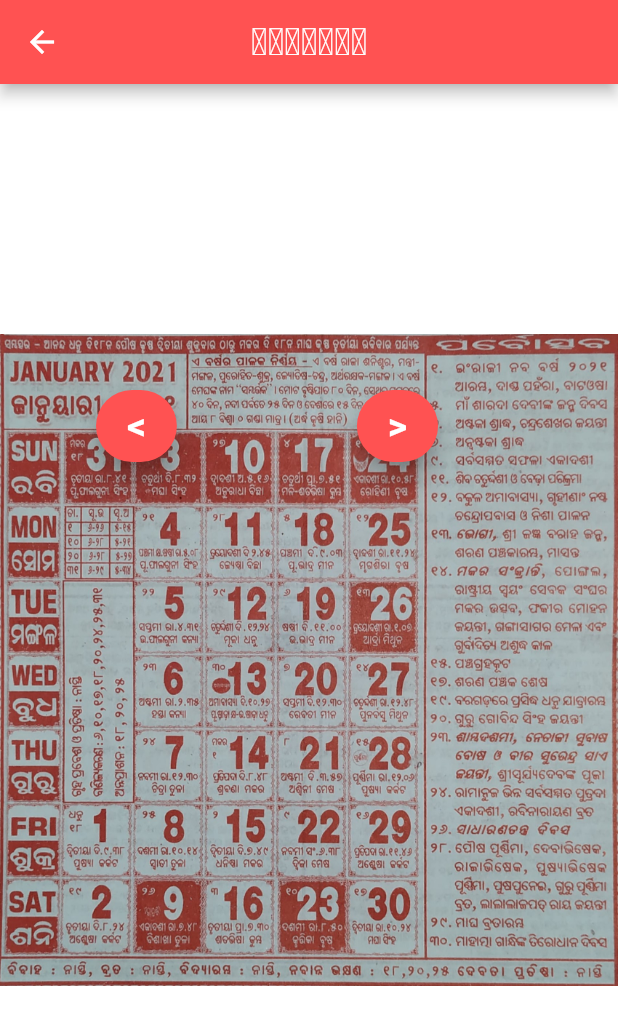
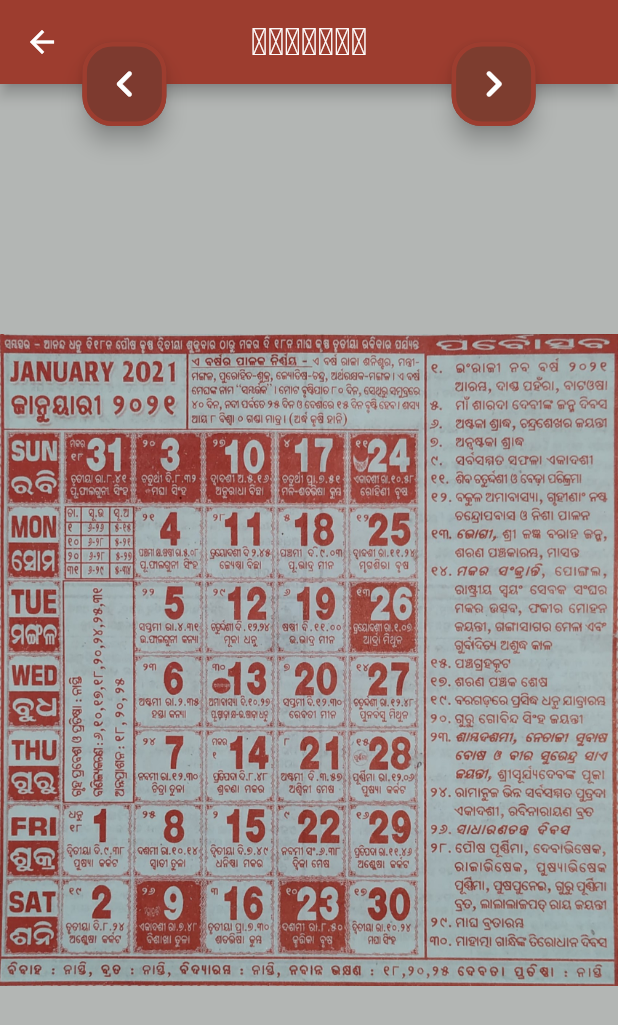
Before and after one commit to sapnaslab2/photo_calendar, a Flutter app: the screen it shows after launch, after a tap on "ଜାନୁଆରୀ", on a phone screen of 412 x 824 dp. Shown: the top 1025 px of the screen. Run offline on Flutter 3.47's test engine with Material 2 defaults, Android fonts, the light colour scheme and no system bars; drawn by our look-alikes of photo_view; missing offline and left inert: firebase_admob; accounts and stored records are empty.

Commit message:
added more features

```diff
--- a/lib/choose_month_new.dart
+++ b/lib/choose_month_new.dart
@@ -54,9 +54,11 @@ class _ChooseMonthNewState extends State<ChooseMonthNew> {
             style: TextStyle(fontSize: 27, fontWeight: FontWeight.bold),
           ),
           centerTitle: true,
-          backgroundColor: Colors.redAccent,
+          backgroundColor: Color(0xff9D3D2F),
         ),
-        body: ListView(
+        body: Container(
+          color: Colors.white,
+          child: ListView(
             scrollDirection: Axis.vertical,
             children: [
               MonthButton(0),
@@ -73,6 +75,7 @@ class _ChooseMonthNewState extends State<ChooseMonthNew> {
               MonthButton(11),
               Ads(),
             ],
+          ),
         ));
   }
 }
--- a/lib/months/MonthImg.dart
+++ b/lib/months/MonthImg.dart
@@ -23,7 +23,7 @@ class _MonthImgState extends State<MonthImg> {
   Widget build(BuildContext context) {
     return Scaffold(
       appBar: AppBar(
-        backgroundColor: Colors.redAccent,
+        backgroundColor: Color(0xff9D3D2F),
         title: Text(
           '$_monthName',
           style: TextStyle(fontSize: 25),
@@ -33,7 +33,7 @@ class _MonthImgState extends State<MonthImg> {
       body: Container(
         child: PhotoView(
           backgroundDecoration: BoxDecoration(
-            color: Colors.white,
+            color: Color(0xffB3B6B4),
           ),
           maxScale: PhotoViewComputedScale.contained * 4.0,
           minScale: PhotoViewComputedScale.contained * 1.0,
@@ -41,39 +41,36 @@ class _MonthImgState extends State<MonthImg> {
         ),
       ),
       floatingActionButton: Row(
-        children: [
-          Container(
-            padding: EdgeInsets.fromLTRB(80, 20, 20, 500),
-            child: FloatingActionButton.extended(
-              heroTag: null,
+        mainAxisSize: MainAxisSize.min,
+        children: <Widget>[
+          FloatingActionButton(
+            heroTag: 'unq1',
             onPressed: () {
               Navigator.pushReplacementNamed(context, _prevMonth);
             },
-              icon: null,
-              label: Text(
-                '<',
-                style: TextStyle(fontSize: 25, fontWeight: FontWeight.bold),
+            materialTapTargetSize: MaterialTapTargetSize.padded,
+            backgroundColor: Color(0xff7D3A2F),
+            child: const Icon(Icons.navigate_before_rounded, size: 36.0),
+            shape: RoundedRectangleBorder(
+                borderRadius: BorderRadius.all(Radius.circular(20.0)), side: BorderSide(color: Color(0xff9D3D2F), width: 3.0)),
           ),
-              backgroundColor: Colors.redAccent,
+          AspectRatio(
+            aspectRatio: 3 / 13,
           ),
-          ),
-          Container(
-            padding: EdgeInsets.fromLTRB(100, 20, 10, 500),
-            child: FloatingActionButton.extended(
-              heroTag: null,
+          FloatingActionButton(
+            heroTag: 'unq2',
             onPressed: () {
               Navigator.pushReplacementNamed(context, _nextMonth);
             },
-              icon: null,
-              label: Text(
-                ">",
-                style: TextStyle(fontSize: 25, fontWeight: FontWeight.bold),
-              ),
-              backgroundColor: Colors.redAccent,
-            ),
+            materialTapTargetSize: MaterialTapTargetSize.padded,
+            backgroundColor: Color(0xff7D3D2F),
+            child: const Icon(Icons.navigate_next_rounded, size: 36.0),
+            shape: RoundedRectangleBorder(
+                borderRadius: BorderRadius.all(Radius.circular(20.0)), side: BorderSide(color: Color(0xff9D3D2F), width: 3.0)),
           ),
         ],
       ),
+      floatingActionButtonLocation: FloatingActionButtonLocation.centerTop,
     );
   }
 }
--- a/lib/widgets/LoadMonth.dart
+++ b/lib/widgets/LoadMonth.dart
@@ -1,20 +1,7 @@
 import 'package:flutter/material.dart';
 
 class LoadMonth extends StatelessWidget {
-  var months = [
-    'ଜାନୁଆରୀ',
-    'ଫେବୃଆରୀ',
-    'ମାର୍ଚ୍ଚ',
-    'ଏପ୍ରିଲ୍',
-    'ମେ',
-    'ଜୁନ୍',
-    'ଜୁଲାଇ',
-    'ଅଗଷ୍ଟ',
-    'ସେପ୍ଟେମ୍ବର',
-    'ଅକ୍ଟୋବର',
-    'ନଭେମ୍ବର',
-    'ଡିସେମ୍ବର'
-  ];
+  var months = ['ଜାନୁଆରୀ', 'ଫେବୃଆରୀ', 'ମାର୍ଚ୍ଚ', 'ଏପ୍ରିଲ୍', 'ମେ', 'ଜୁନ୍', 'ଜୁଲାଇ', 'ଅଗଷ୍ଟ', 'ସେପ୍ଟେମ୍ବର', 'ଅକ୍ଟୋବର', 'ନଭେମ୍ବର', 'ଡିସେମ୍ବର'];
   String monthName;
   int monthNum;
   final _selectedDay = DateTime.now();
@@ -22,11 +9,7 @@ class LoadMonth extends StatelessWidget {
   String date;
   LoadMonth(this.monthName, this.monthNum) {
     month = _selectedDay.month;
-    date = _selectedDay.day.toString() +
-        "-" +
-        _selectedDay.month.toString() +
-        "-" +
-        _selectedDay.year.toString();
+    date = _selectedDay.day.toString() + "-" + _selectedDay.month.toString() + "-" + _selectedDay.year.toString();
   }
 
   @override
@@ -34,9 +17,7 @@ class LoadMonth extends StatelessWidget {
     return Container(
         decoration: BoxDecoration(
             gradient: new LinearGradient(
-          colors: month - 1 == monthNum
-              ? [Colors.white, Colors.greenAccent]
-              : [Colors.redAccent, Colors.white],
+          colors: month - 1 == monthNum ? [Color(0xff9D3D2F), Colors.white] : [Color(0xffB3B6B4), Colors.white],
           begin: Alignment.centerRight,
           end: new Alignment(-1.0, -1.0),
         )),
@@ -46,7 +27,7 @@ class LoadMonth extends StatelessWidget {
                 // subtitle: Text('$date'),
                 leading: Icon(
                   Icons.calendar_today_rounded,
-                  color: Colors.black,
+                  color: Color(0xff7D3A2F),
                 ),
                 title: Text(
                   months[monthNum] + "  ( $date )",
@@ -56,7 +37,7 @@ class LoadMonth extends StatelessWidget {
             : ListTile(
                 leading: Icon(
                   Icons.calendar_today_rounded,
-                  color: Colors.black,
+                  color: Color(0xff7D3A2F),
                 ),
                 title: Text(
                   months[monthNum],
--- a/lib/widgets/ads.dart
+++ b/lib/widgets/ads.dart
@@ -8,7 +8,7 @@ class Ads extends StatelessWidget {
         margin: const EdgeInsets.symmetric(horizontal: 8.0, vertical: 2.0),
         child: ListTile(
           title: Text(
-            "Ads are loading...",
+            "ଆଉରି ଜିନିଷ ଦେଖିବାପାଇଁ ଆପଣଙ୍କର ଇଣ୍ଟେର୍ନେଟ ଚାଲୁ କରନ୍ତୁ",
           ),
         ));
   }
```
Also changed, not shown: pubspec.yaml (+5 -2 lines), images/icon.png (added), 5 other files. Lines whose indentation alone changed are shown as unchanged.
